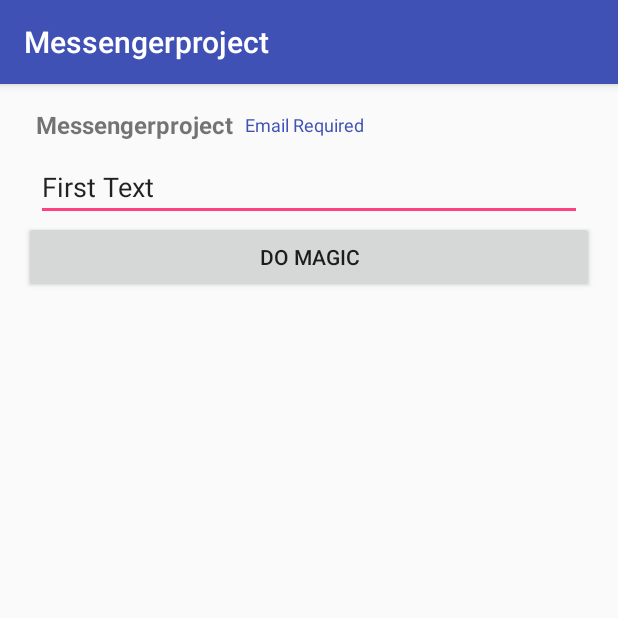
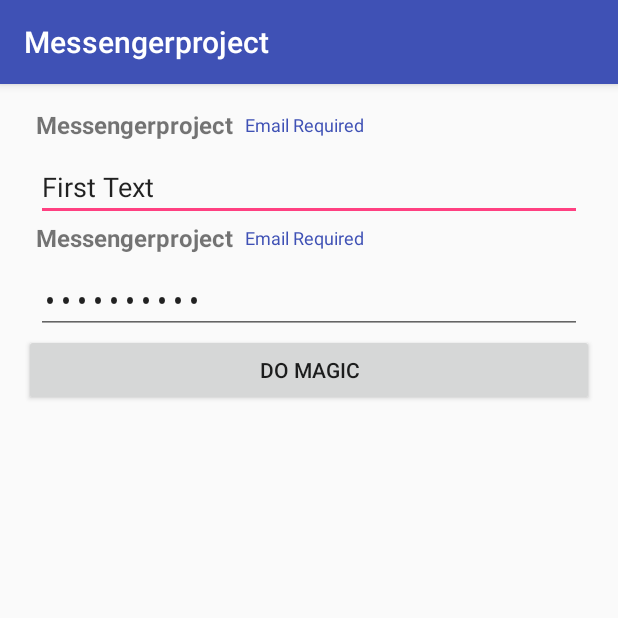
Before and after one commit to williamgdev/CustomViews, an Android app: the screen it shows after launch (MainActivity), on a phone screen of 412 x 824 dp, the top half of it. Run offline under Robolectric (Android 15) with nearby library versions, the phone set to English and light mode, and no system bars; our stand-ins replace data binding; 1 statement that could not run was skipped.

Commit message:
Handling parameters

```diff
--- a/app/src/main/java/com/adnroid/devcuba/messengerproject/customview/CustomEditText.kt
+++ b/app/src/main/java/com/adnroid/devcuba/messengerproject/customview/CustomEditText.kt
@@ -2,7 +2,10 @@ package com.adnroid.devcuba.messengerproject.customview
 
 import android.content.Context
 import android.databinding.DataBindingUtil
+import android.graphics.Typeface
+import android.text.InputFilter
 import android.text.TextWatcher
+import android.text.method.TransformationMethod
 import android.util.AttributeSet
 import android.view.LayoutInflater
 import android.widget.LinearLayout
@@ -21,7 +24,10 @@ class CustomEditText @JvmOverloads constructor(
     init {
 
         orientation = VERTICAL
-        attrs.let {
+        attrs?.let {
+
+            getAndroidAttributes(it)
+
             val typedArray = context.obtainStyledAttributes(it,
                     R.styleable.CustomEditText, 0, 0)
             val title = resources.getText(typedArray
@@ -44,18 +50,30 @@ class CustomEditText @JvmOverloads constructor(
             typedArray.recycle()
         }
     }
-    fun getText(): String = binding.inputField.text.toString()
 
-    fun setText(text: String) = binding.inputField.setText(text)
+    private fun getAndroidAttributes(attributeSet: AttributeSet) {
+        for (i in 1..attributeSet.attributeCount) {
+            when (attributeSet.getAttributeName(i-1)) {
+                "inputType" -> binding.inputField.inputType = attributeSet.getAttributeIntValue(i-1, binding.inputField.inputType)
+                "maxLines" -> binding.inputField.maxLines = attributeSet.getAttributeIntValue(i-1, binding.inputField.maxLines)
+                "hint" -> {
+                    val stringResource = attributeSet.getAttributeResourceValue(i-1, -1)
+                    if (stringResource != -1) {
+                        binding.inputField.hint = resources.getString(stringResource)
+                    }
+                }
+            }
+        }
+    }
 
-    /**
-     * The code bellow is replaced by the '=' in the xml layout
-     * Just write instead of
-     * @{viewModel.inputText} do
-     * @={viewModel.inputText}
-     */
-//    fun addTextChangedListener(listener: TextWatcher) =
-//            binding.inputField.addTextChangedListener(listener)
+    var text: String
+        get() = binding.inputField.text.toString()
+        set(value) {
+            binding.inputField.setText(value)
+        }
+
+    fun addTextChangedListener(listener: TextWatcher) =
+            binding.inputField.addTextChangedListener(listener)
 
     fun setInputText(inputTextField: String) {
         binding.inputField.setText(inputTextField)
--- a/app/src/main/java/com/adnroid/devcuba/messengerproject/customview/CustomEditTextViewModel.kt
+++ b/app/src/main/java/com/adnroid/devcuba/messengerproject/customview/CustomEditTextViewModel.kt
@@ -8,12 +8,10 @@ import android.databinding.InverseBindingMethod
 import android.databinding.InverseBindingMethods
 import android.text.Editable
 import android.text.TextWatcher
-import kotlinx.android.synthetic.main.custom_edit_text.view.*
 
 
 class CustomEditTextViewModel : ViewModel() {
     val inputText = MutableLiveData<String>()
-
 
 }
 
@@ -21,7 +19,6 @@ class CustomEditTextViewModel : ViewModel() {
         InverseBindingMethod(
                 type = CustomEditText::class,
                 attribute = "android:text",
-//                event = "android:textAttrChanged",
                 method = "getText"
         )
 )
@@ -30,7 +27,7 @@ object CustomEditTextBinder {
     @BindingAdapter(value = ["android:textAttrChanged"])
     fun setListener(editText: CustomEditText, listener: InverseBindingListener?) {
         if (listener != null) {
-            editText.inputField.addTextChangedListener(object : TextWatcher {
+            editText.addTextChangedListener(object : TextWatcher {
                 override fun beforeTextChanged(charSequence: CharSequence, i: Int, i1: Int, i2: Int) {
 
                 }
@@ -49,18 +46,8 @@ object CustomEditTextBinder {
     @JvmStatic
     @BindingAdapter("android:text")
     fun setText(editText: CustomEditText, text: String) {
-        if (text != editText.getText()) {
-            editText.setText(text)
-        }
-    }
-
-    @BindingAdapter("custom_input_field")
-    @JvmStatic
-    fun getInputText(customEditText: CustomEditText, inputTextField: String?) {
-        inputTextField?.let {
-            if (inputTextField != customEditText.getText()) {
-                customEditText.setInputText(it)
-            }
+        if (text != editText.text) {
+            editText.text = (text)
         }
     }
 }
--- a/app/src/main/res/layout/activity_main.xml
+++ b/app/src/main/res/layout/activity_main.xml
@@ -22,9 +22,20 @@
             android:layout_height="wrap_content"
             android:id="@+id/editText"
             android:text="@={viewModel.inputText}"
+            android:inputType="textEmailAddress"
             app:custom_title_field="@string/app_name"
             app:custom_error_field="@string/email_error"
-            app:custom_input_field="@{viewModel.inputText}"
+            />
+
+        <com.adnroid.devcuba.messengerproject.customview.CustomEditText
+            android:layout_width="match_parent"
+            android:layout_height="wrap_content"
+            android:id="@+id/editTextPassword"
+            android:text="@={viewModel.inputText}"
+            android:inputType="textPassword"
+            android:hint="@string/password"
+            app:custom_title_field="@string/app_name"
+            app:custom_error_field="@string/email_error"
             />
 
         <Button
--- a/app/src/main/res/values/strings.xml
+++ b/app/src/main/res/values/strings.xml
@@ -6,4 +6,5 @@
     <string name="default_input">Value String</string>
     <string name="input_field_string">%s</string>
     <string name="domagic">Do Magic</string>
+    <string name="password">Password</string>
 </resources>
```
